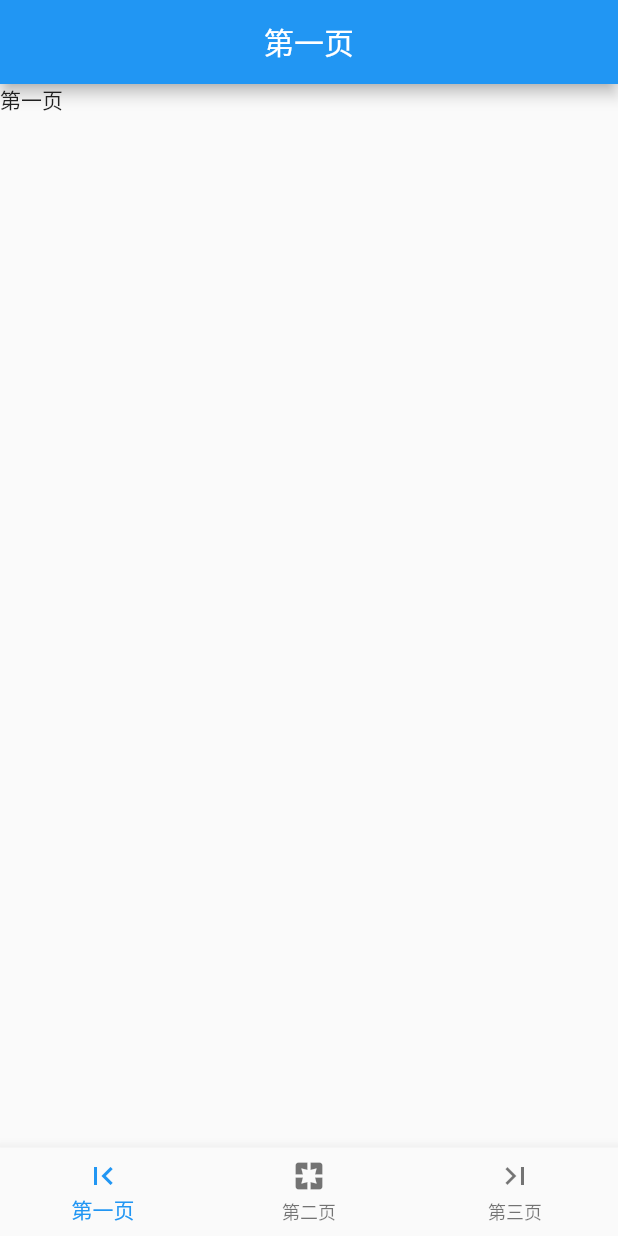
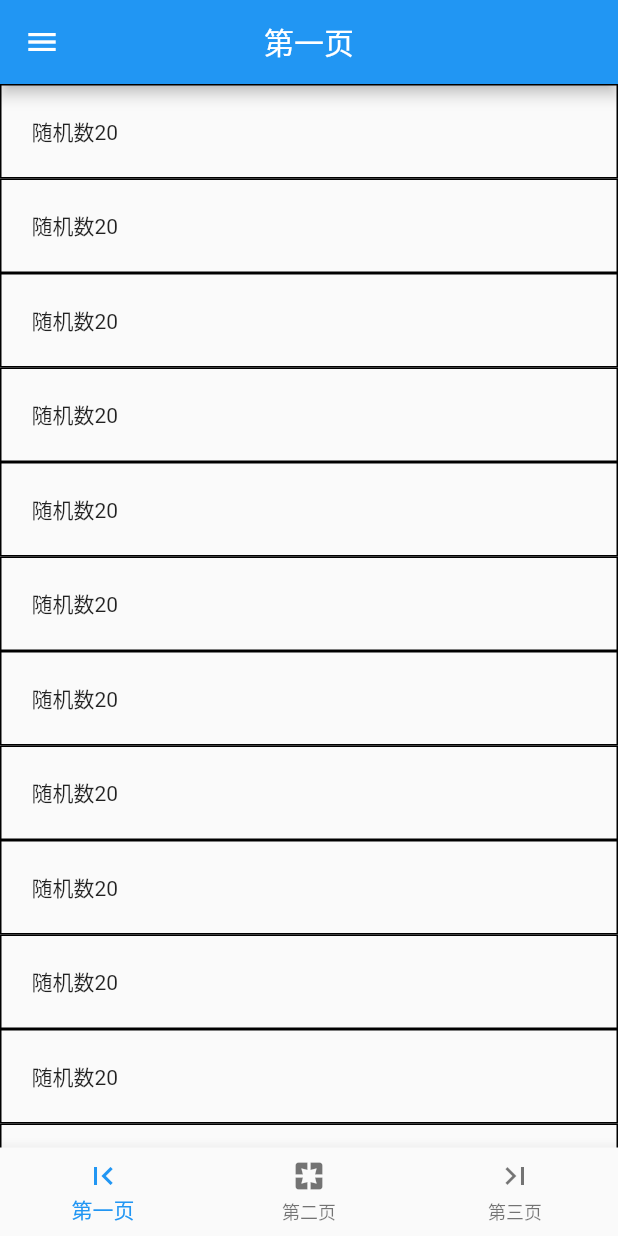
Before and after one commit to WitheredSkull/Flutter_Widget, a Flutter app: the WidgetSamplePage screen opened directly, on a phone screen of 412 x 824 dp. Run offline on Flutter 3.47's test engine with Material 2 defaults, Android fonts, the phone set to English and light mode, and no system bars.

Commit message:
新增一个List

```diff
--- a/lib/splash.dart
+++ b/lib/splash.dart
@@ -13,7 +13,8 @@ class Splash extends StatelessWidget {
     );
   }
 
-  _getHome() => Scaffold(
+  _getHome() =>
+      Scaffold(
         backgroundColor: Colors.lightBlue,
         appBar: AppBar(
           title: Text(title),
--- /dev/null
+++ b/lib/view/homePage/FirstPage.dart
@@ -0,0 +1,37 @@
+import 'dart:math';
+
+import 'package:flutter/material.dart';
+
+class FirstPage extends StatefulWidget {
+  @override
+  State<StatefulWidget> createState() {
+    return FirstState();
+  }
+}
+
+class FirstState extends State<FirstPage> {
+  var list = List<String>();
+
+  @override
+  Widget build(BuildContext context) {
+    return ListView.builder(itemBuilder: (context, index) {
+      if (index >= list.length) {
+        list.add(getNewData());
+      }
+      return InkWell(
+        child: GestureDetector(
+          onTap: () {
+            print("点击");
+          },
+          child: Container(
+            padding: EdgeInsets.all(20),
+            decoration: BoxDecoration(border: Border.all(color: Colors.black)),
+            child: Text(getNewData()),
+          ),
+        ),
+      );
+    });
+  }
+
+  getNewData() => "随机数${Random().nextInt(100)}";
+}
--- a/lib/widget.dart
+++ b/lib/widget.dart
@@ -1,4 +1,7 @@
 import 'package:flutter/material.dart';
+import 'package:flutter_widget/view/homePage/FirstPage.dart';
+import 'package:flutter_widget/view/homePage/SecondPage.dart';
+import 'package:flutter_widget/view/homePage/ThirdPage.dart';
 
 class WidgetSamplePage extends StatefulWidget {
   var title = ["第一页", "第二页", "第三页"];
@@ -11,7 +14,7 @@ class WidgetSamplePage extends StatefulWidget {
 
 class WidgetSample extends State<WidgetSamplePage> {
   var currentIndex = 0;
-  PageController controllerPageView;
+  PageController controllerPageView = PageController();
 
   @override
   Widget build(BuildContext context) {
@@ -25,6 +28,7 @@ class WidgetSample extends State<WidgetSamplePage> {
         children: <Widget>[getFirstPage(), getSecondPage(), getThirdPage()],
         onPageChanged: _switchPage,
       ),
+      drawer: Text("测试"),
       bottomNavigationBar: _getBottomView(),
     );
   }
@@ -32,7 +36,6 @@ class WidgetSample extends State<WidgetSamplePage> {
   void _switchPage(int index) {
     setState(() {
       currentIndex = index;
-      print("测试");
       if (controllerPageView.page.toInt() != currentIndex) {
         controllerPageView.jumpToPage(currentIndex);
       }
@@ -49,15 +52,9 @@ class WidgetSample extends State<WidgetSamplePage> {
         onTap: _switchPage,
       );
 
-  Widget getFirstPage() => Stack(
-        children: <Widget>[Text(widget.title[0])],
-      );
+  Widget getFirstPage() => FirstPage();
 
-  Widget getSecondPage() => Stack(
-        children: <Widget>[Text(widget.title[1])],
-      );
+  Widget getSecondPage() => SecondPage();
 
-  Widget getThirdPage() => Stack(
-        children: <Widget>[Text(widget.title[2])],
-      );
+  Widget getThirdPage() => ThirdPage();
 }
```
Also changed, not shown: lib/view/homePage/SecondPage.dart (added, +17 -0 lines), lib/view/homePage/ThirdPage.dart (added, +17 -0 lines), pubspec.lock, 2 other files.
